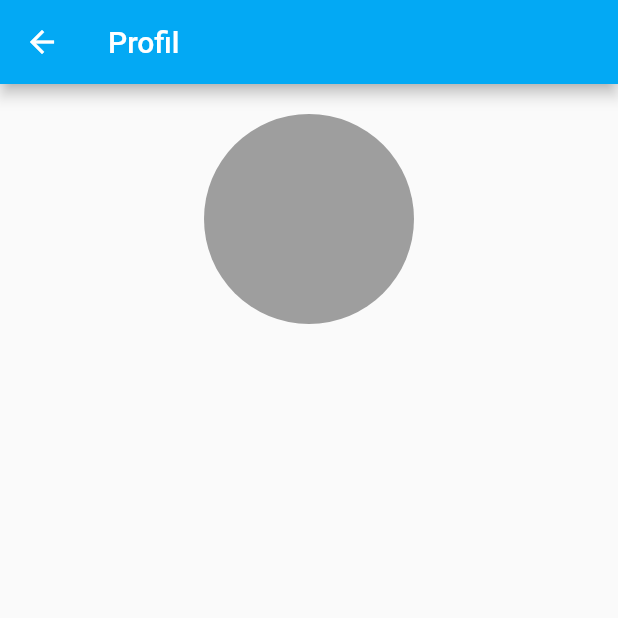
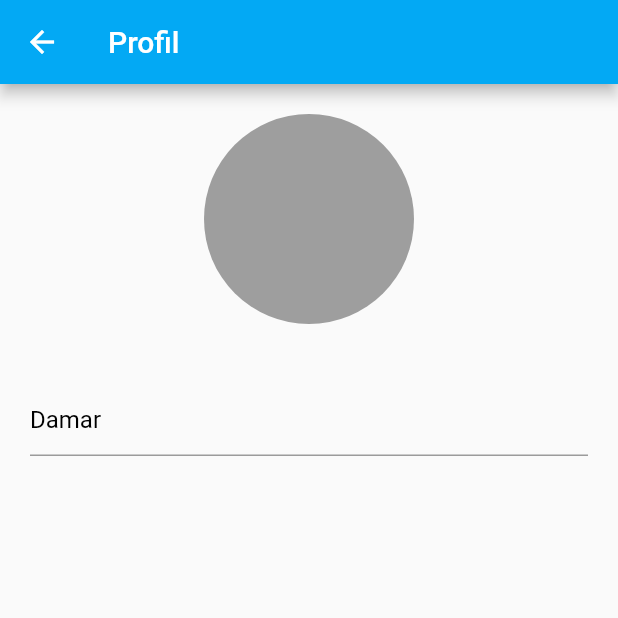
Before and after one commit to hycallf/casfet, a Flutter app: the Profil screen opened directly, on a phone screen of 412 x 824 dp, the top half of it. Run offline on Flutter 3.47's test engine with Material 2 defaults, Android fonts, the phone set to English and light mode, and no system bars; our stand-ins replace charts_flutter; missing offline and left inert: confirm_dialog, dart:html.

Commit message:
update profil
nambahin text

```diff
--- a/casfet/lib/profil.dart
+++ b/casfet/lib/profil.dart
@@ -1,8 +1,20 @@
 import 'package:flutter/material.dart';
 
+class Profile {
+  var nama;
+  var email;
+  var image;
+
+  Profile({this.nama, this.email, this.image});
+}
+
 class Profil extends StatelessWidget {
-  /*Profil({this.image, this.nama, this.email});
-  final String image;
+  Profile prof = Profile(
+    nama: 'Damar',
+    email: 'damar@gmail.com',
+  );
+  //Profil({this.image, this.nama, this.email});
+  /* final String image;
   final String nama;
   final String email;*/
   @override
@@ -21,6 +33,14 @@ class Profil extends StatelessWidget {
                 backgroundColor: Colors.grey,
                 //backgroundImage: AssetImage(image),
                 radius: 70.0,
+              ),
+              Padding(
+                padding: EdgeInsets.all(20.0),
+              ),
+              TextField(
+                decoration: InputDecoration(
+                    hintText: prof.nama,
+                    hintStyle: TextStyle(color: Colors.black)),
               )
             ],
           ),
```
